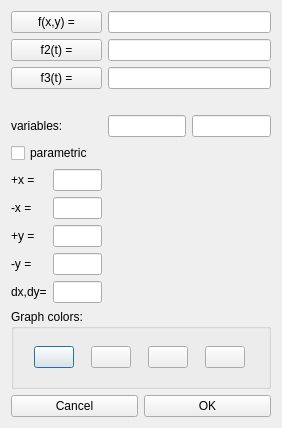
joaodeus/mathgraphica, file graph3D/graph3d_addnew_gui.ui: the form before one commit.
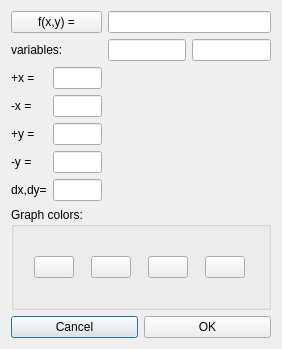
The form after the commit. Icons and pictures are not drawn.

Commit message: more development of 3d parametric graphs gui

What changed in the file:
```diff
--- a/graph3D/graph3d_addnew_gui.ui
+++ b/graph3D/graph3d_addnew_gui.ui
@@ -7,7 +7,7 @@
     <x>0</x>
     <y>0</y>
     <width>282</width>
-    <height>428</height>
+    <height>349</height>
    </rect>
   </property>
   <property name="windowTitle">
@@ -18,44 +18,80 @@
     <normaloff>:/images/images/graf3d.png</normaloff>:/images/images/graf3d.png</iconset>
   </property>
   <layout class="QGridLayout" name="gridLayout">
-   <item row="4" column="4">
-    <widget class="QLineEdit" name="lineEdit_y"/>
-   </item>
-   <item row="8" column="0">
-    <widget class="QLabel" name="label_y_plus">
+   <item row="5" column="0">
+    <widget class="QLabel" name="label_y_minus">
      <property name="text">
-      <string>+y =</string>
+      <string>-y =</string>
      </property>
     </widget>
    </item>
-   <item row="6" column="1" colspan="2">
-    <widget class="QLineEdit" name="lineEdit_xmax"/>
-   </item>
-   <item row="10" column="0">
-    <widget class="QLabel" name="label_delta">
-     <property name="text">
-      <string>dx,dy=</string>
-     </property>
-    </widget>
-   </item>
-   <item row="6" column="0">
+   <item row="2" column="0">
     <widget class="QLabel" name="label_x_plus">
      <property name="text">
       <string>+x =</string>
      </property>
     </widget>
    </item>
-   <item row="8" column="1" colspan="2">
+   <item row="0" column="3" colspan="2">
+    <widget class="QLineEdit" name="lineEdit_fxy">
+     <property name="readOnly">
+      <bool>false</bool>
+     </property>
+    </widget>
+   </item>
+   <item row="3" column="0">
+    <widget class="QLabel" name="label_x_minus">
+     <property name="text">
+      <string>-x =</string>
+     </property>
+    </widget>
+   </item>
+   <item row="6" column="0">
+    <widget class="QLabel" name="label_delta">
+     <property name="text">
+      <string>dx,dy=</string>
+     </property>
+    </widget>
+   </item>
+   <item row="4" column="0">
+    <widget class="QLabel" name="label_y_plus">
+     <property name="text">
+      <string>+y =</string>
+     </property>
+    </widget>
+   </item>
+   <item row="4" column="1" colspan="2">
     <widget class="QLineEdit" name="lineEdit_ymax"/>
    </item>
-   <item row="5" column="0" colspan="5">
-    <widget class="QCheckBox" name="checkBox_parametricGraph">
+   <item row="1" column="0" colspan="3">
+    <widget class="QLabel" name="label_variables">
      <property name="text">
-      <string>parametric</string>
+      <string>variables:</string>
      </property>
     </widget>
    </item>
-   <item row="11" column="0" colspan="5">
+   <item row="8" column="0" colspan="5">
+    <layout class="QHBoxLayout" name="horizontalLayout">
+     <item>
+      <widget class="QPushButton" name="pushButton_cancel">
+       <property name="text">
+        <string>Cancel</string>
+       </property>
+      </widget>
+     </item>
+     <item>
+      <widget class="QPushButton" name="pushButton_Ok">
+       <property name="text">
+        <string>OK</string>
+       </property>
+      </widget>
+     </item>
+    </layout>
+   </item>
+   <item row="3" column="1" colspan="2">
+    <widget class="QLineEdit" name="lineEdit_xmin"/>
+   </item>
+   <item row="7" column="0" colspan="5">
     <widget class="QGroupBox" name="groupBox">
      <property name="title">
       <string>Graph colors:</string>
@@ -116,14 +152,16 @@
      </layout>
     </widget>
    </item>
-   <item row="2" column="0" colspan="3">
-    <widget class="QPushButton" name="pushButton_f3">
-     <property name="text">
-      <string>f3(t) =</string>
-     </property>
-    </widget>
+   <item row="1" column="3">
+    <widget class="QLineEdit" name="lineEdit_x"/>
    </item>
-   <item row="6" column="3" rowspan="5" colspan="2">
+   <item row="2" column="1" colspan="2">
+    <widget class="QLineEdit" name="lineEdit_xmax"/>
+   </item>
+   <item row="5" column="1" colspan="2">
+    <widget class="QLineEdit" name="lineEdit_ymin"/>
+   </item>
+   <item row="2" column="3" rowspan="5" colspan="2">
     <widget class="QLabel" name="label_image">
      <property name="text">
       <string/>
@@ -133,47 +171,8 @@
      </property>
     </widget>
    </item>
-   <item row="12" column="0" colspan="5">
-    <layout class="QHBoxLayout" name="horizontalLayout">
-     <item>
-      <widget class="QPushButton" name="pushButton_cancel">
-       <property name="text">
-        <string>Cancel</string>
-       </property>
-      </widget>
-     </item>
-     <item>
-      <widget class="QPushButton" name="pushButton_Ok">
-       <property name="text">
-        <string>OK</string>
-       </property>
-      </widget>
-     </item>
-    </layout>
-   </item>
-   <item row="9" column="0">
-    <widget class="QLabel" name="label_y_minus">
-     <property name="text">
-      <string>-y =</string>
-     </property>
-    </widget>
-   </item>
-   <item row="7" column="1" colspan="2">
-    <widget class="QLineEdit" name="lineEdit_xmin"/>
-   </item>
-   <item row="0" column="3" colspan="2">
-    <widget class="QLineEdit" name="lineEdit_fxy">
-     <property name="readOnly">
-      <bool>false</bool>
-     </property>
-    </widget>
-   </item>
-   <item row="1" column="0" colspan="3">
-    <widget class="QPushButton" name="pushButton_f2">
-     <property name="text">
-      <string>f2(t) =</string>
-     </property>
-    </widget>
+   <item row="6" column="1" colspan="2">
+    <widget class="QLineEdit" name="lineEdit_dxdy"/>
    </item>
    <item row="0" column="0" colspan="3">
     <widget class="QPushButton" name="pushButton_fxy">
@@ -182,47 +181,8 @@
      </property>
     </widget>
    </item>
-   <item row="10" column="1" colspan="2">
-    <widget class="QLineEdit" name="lineEdit_dxdy"/>
-   </item>
-   <item row="7" column="0">
-    <widget class="QLabel" name="label_x_minus">
-     <property name="text">
-      <string>-x =</string>
-     </property>
-    </widget>
-   </item>
-   <item row="2" column="3" colspan="2">
-    <widget class="QLineEdit" name="lineEdit_expression3"/>
-   </item>
-   <item row="3" column="3" colspan="2">
-    <spacer name="horizontalSpacer">
-     <property name="orientation">
-      <enum>Qt::Horizontal</enum>
-     </property>
-     <property name="sizeHint" stdset="0">
-      <size>
-       <width>40</width>
-       <height>20</height>
-      </size>
-     </property>
-    </spacer>
-   </item>
-   <item row="4" column="0" colspan="3">
-    <widget class="QLabel" name="label_variables">
-     <property name="text">
-      <string>variables:</string>
-     </property>
-    </widget>
-   </item>
-   <item row="4" column="3">
-    <widget class="QLineEdit" name="lineEdit_x"/>
-   </item>
-   <item row="1" column="3" colspan="2">
-    <widget class="QLineEdit" name="lineEdit_expression2"/>
-   </item>
-   <item row="9" column="1" colspan="2">
-    <widget class="QLineEdit" name="lineEdit_ymin"/>
+   <item row="1" column="4">
+    <widget class="QLineEdit" name="lineEdit_y"/>
    </item>
   </layout>
  </widget>
```
The commit also changes 18 other files.
